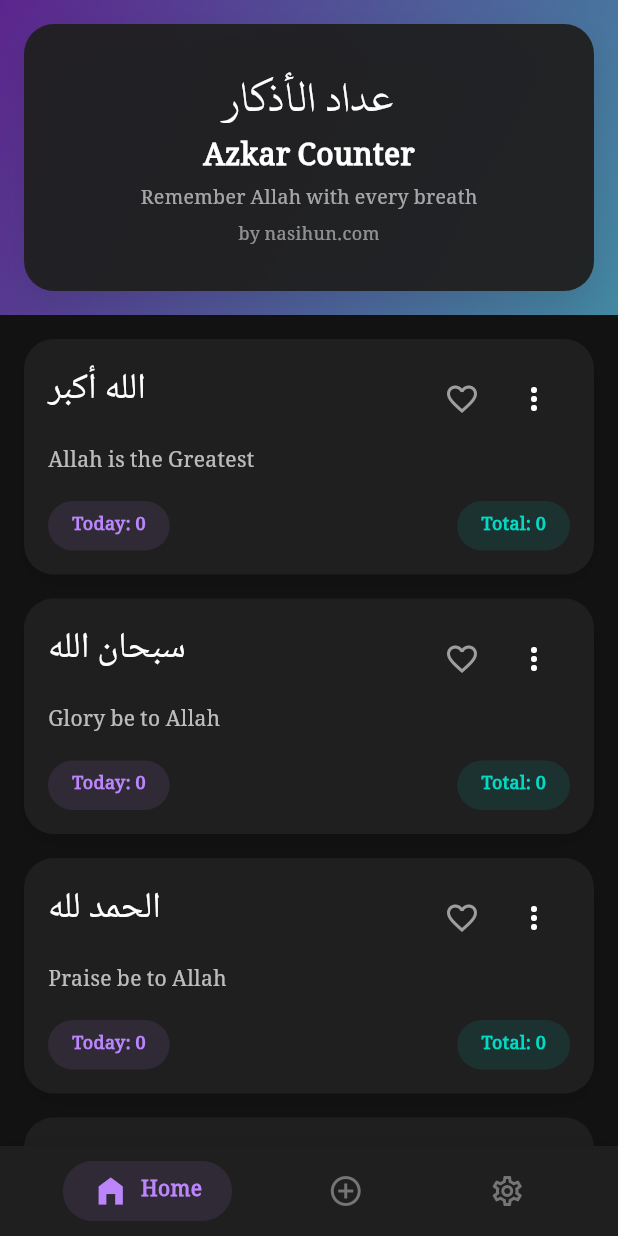
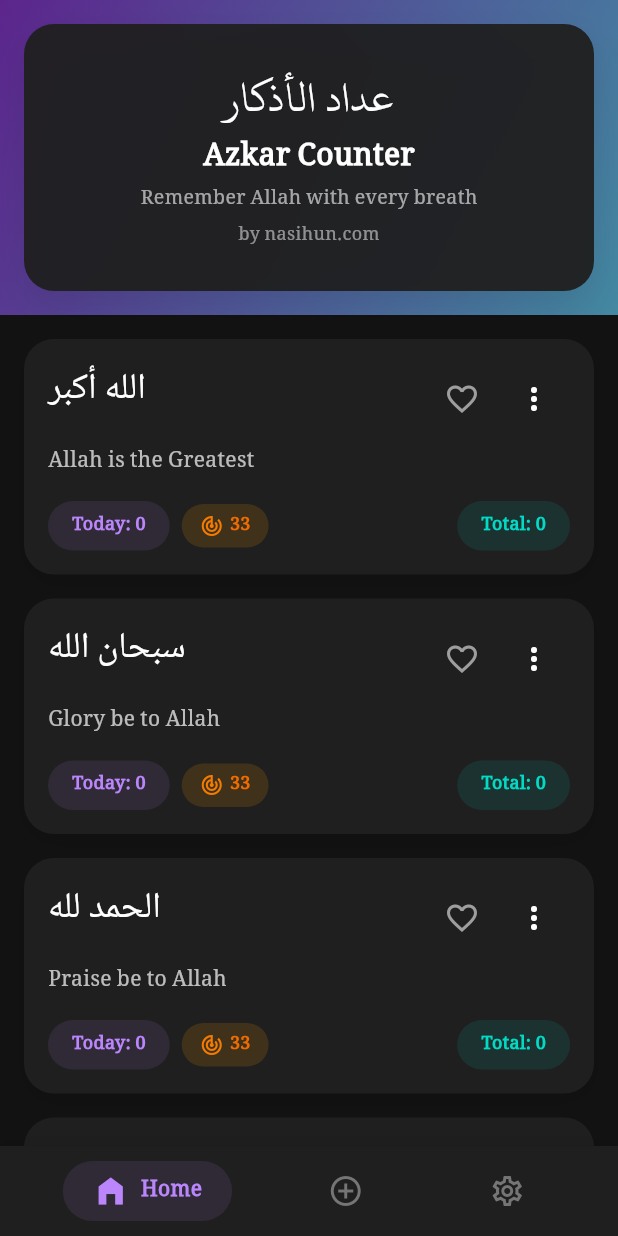
Before and after one commit to thenasihun/azkar-counter-app, a Flutter app: the screen it shows after launch, on a phone screen of 412 x 824 dp. Run offline on Flutter 3.47's test engine with Material 3 defaults, Android fonts, the phone set to English and light mode, and no system bars; our stand-ins replace audioplayers, file_picker, hive, shared_preferences, vibration; accounts and stored records are empty.

Commit message:
azkar tile target count & Tab aligment fixed

```diff
--- a/lib/views/home_screen.dart
+++ b/lib/views/home_screen.dart
@@ -345,6 +345,9 @@ class _HomeScreenState extends State<HomeScreen> {
               title: const Text('My Collection'),
               bottom: TabBar(
                 isScrollable: true,
+                tabAlignment: TabAlignment.start,
+                padding: EdgeInsets.zero,
+                labelPadding: const EdgeInsets.symmetric(horizontal: 20.0),
                 tabs: tabs,
                 indicatorWeight: 3,
                 indicatorSize: TabBarIndicatorSize.label,
--- a/lib/widgets/azkar_tile.dart
+++ b/lib/widgets/azkar_tile.dart
@@ -163,6 +163,10 @@ class AzkarTile extends StatelessWidget {
                             .primary
                             .withOpacity(0.1),
                         Theme.of(context).colorScheme.primary),
+                        const SizedBox(width: 8),
+                         if (azkar.targetCount > 0)
+                      _buildTargetChip(context, azkar.targetCount),
+                    const Spacer(),
                     _buildCountChip(
                         context,
                         "Total: ${azkar.totalCount}",
@@ -200,4 +204,28 @@ class AzkarTile extends StatelessWidget {
       ),
     );
   }
+
+  Widget _buildTargetChip(BuildContext context, int target) {
+    return Container(
+      padding: const EdgeInsets.symmetric(horizontal: 12, vertical: 6),
+      decoration: BoxDecoration(
+        color: Colors.orange.withOpacity(0.15),
+        borderRadius: BorderRadius.circular(20),
+      ),
+      child: Row(
+        children: [
+          Icon(Icons.track_changes_outlined, color: Colors.orange.shade700, size: 16),
+          const SizedBox(width: 4),
+          Text(
+            target.toString(),
+            style: TextStyle(
+              color: Colors.orange.shade800,
+              fontWeight: FontWeight.bold,
+              fontSize: 12,
+            ),
+          ),
+        ],
+      ),
+    );
+  }
 }
```
